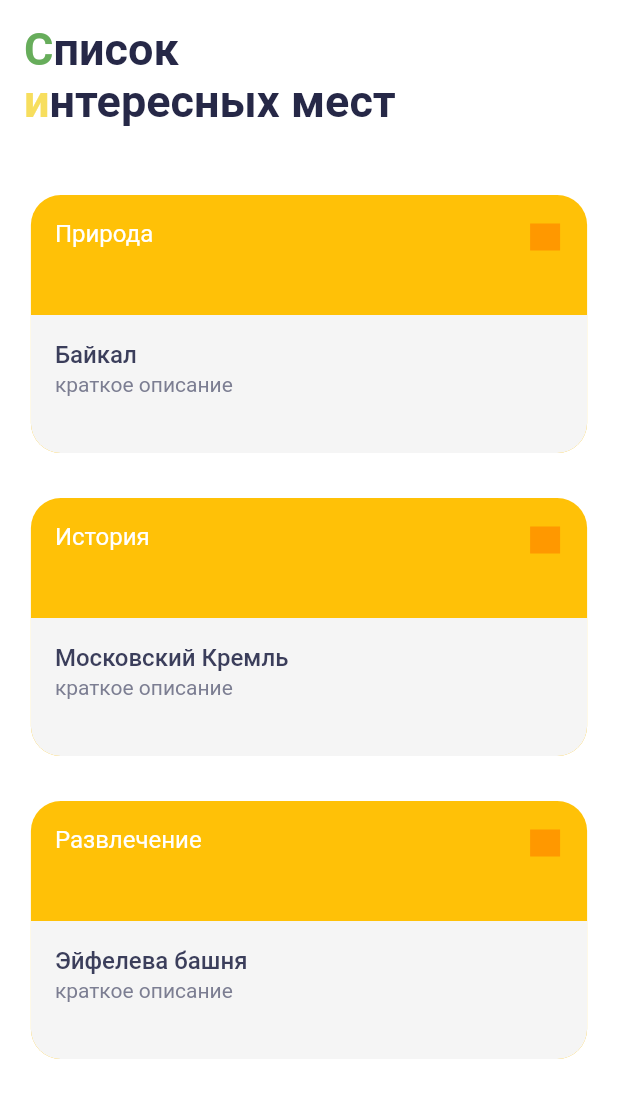
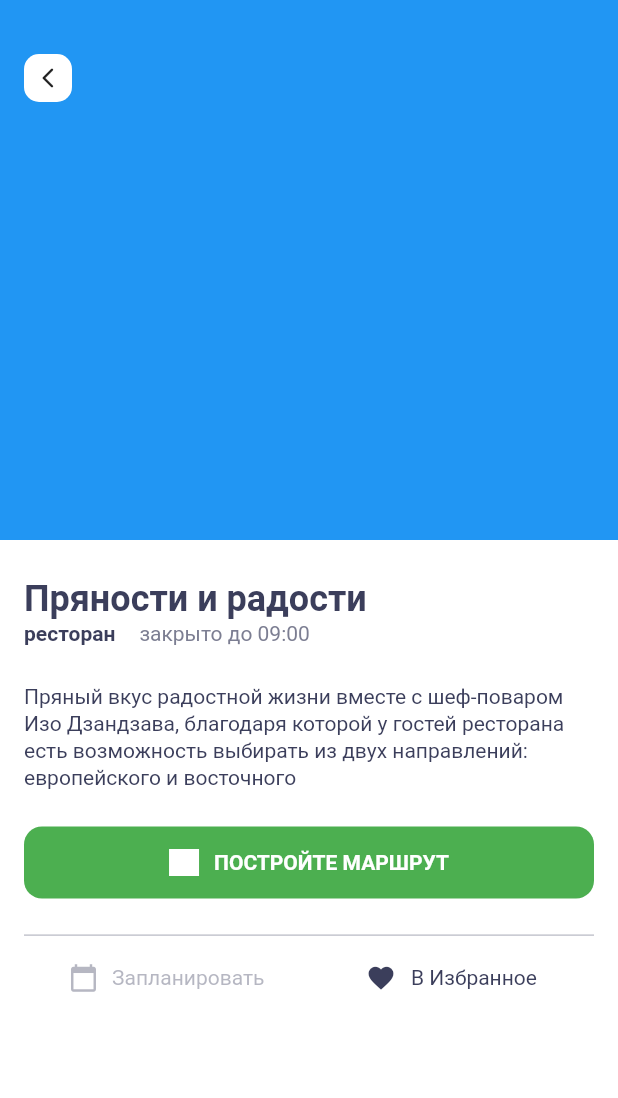
Before and after one commit to sclrew/surf-flutter-course-shturba, a Flutter app: the screen it shows after launch, on a phone screen of 412 x 824 dp. Shown: the top 1098 px of the screen. Run offline on Flutter 3.47's test engine with Material 2 defaults, Android fonts, the phone set to English and light mode, and no system bars.

```diff
--- a/places/lib/main.dart
+++ b/places/lib/main.dart
@@ -1,6 +1,7 @@
 import 'package:flutter/material.dart';
+import 'package:places/ui/screen/sight_details.dart';
 
-import 'ui/screen/sight_list_screen.dart';
+// import 'ui/screen/sight_list_screen.dart';
 
 void main() {
   runApp(const MyApp());
@@ -13,7 +14,8 @@ class MyApp extends StatelessWidget {
   Widget build(BuildContext context) {
     return MaterialApp(
       debugShowCheckedModeBanner: false,
-      home: SightListScreen(),
+      // home: SightListScreen(),
+      home: SightDetails(),
     );
   }
 }
--- /dev/null
+++ b/places/lib/ui/screen/sight_details.dart
@@ -0,0 +1,222 @@
+import 'package:flutter/material.dart';
+
+class SightDetails extends StatefulWidget {
+  const SightDetails({Key? key}) : super(key: key);
+
+  @override
+  _SightDetailsState createState() => _SightDetailsState();
+}
+
+class _SightDetailsState extends State<SightDetails> {
+  @override
+  Widget build(BuildContext context) {
+    return Scaffold(
+      backgroundColor: Color(0xffffffff),
+      body: Column(
+        crossAxisAlignment: CrossAxisAlignment.stretch,
+        children: [
+          Container(
+            padding: EdgeInsets.only(top: 36, left: 16),
+            height: 360,
+            color: Colors.blue,
+            child: Column(
+              crossAxisAlignment: CrossAxisAlignment.start,
+              children: [
+                Container(
+                  constraints: BoxConstraints(maxHeight: 32, maxWidth: 32),
+                  decoration: BoxDecoration(
+                    color: Colors.white,
+                    borderRadius: BorderRadius.all(
+                      Radius.circular(10),
+                    ),
+                  ),
+                  child: Center(
+                    child: IconButton(
+                      onPressed: () {},
+                      icon: const Icon(
+                        Icons.arrow_back_ios_new_rounded,
+                        size: 16,
+                      ),
+                    ),
+                  ),
+                ),
+              ],
+            ),
+          ),
+          Container(
+            margin: EdgeInsets.only(left: 16, top: 24, right: 16),
+            child: Column(
+              crossAxisAlignment: CrossAxisAlignment.start,
+              children: [
+                Text(
+                  'Пряности и радости',
+                  style: TextStyle(
+                    fontSize: 24,
+                    fontWeight: FontWeight.w700,
+                    color: Color(0xff3B3E5B),
+                    height: 1.2,
+                  ),
+                ),
+                Row(
+                  children: [
+                    Text(
+                      'ресторан',
+                      style: TextStyle(
+                        fontWeight: FontWeight.w700,
+                        fontSize: 14,
+                        color: Color(0xff3B3E5B),
+                        height: 1.3,
+                      ),
+                    ),
+                    SizedBox(
+                      width: 16,
+                    ),
+                    Text(
+                      'закрыто до 09:00',
+                      style: TextStyle(
+                        fontWeight: FontWeight.w400,
+                        fontSize: 14,
+                        color: Color(0xff7C7E92),
+                        height: 1.3,
+                      ),
+                    )
+                  ],
+                ),
+                SizedBox(
+                  height: 24,
+                ),
+                Text(
+                  'Пряный вкус радостной жизни вместе с шеф-поваром Изо Дзандзава, благодаря которой у гостей ресторана есть возможность выбирать из двух направлений: европейского и восточного',
+                  style: TextStyle(
+                    fontWeight: FontWeight.w400,
+                    fontSize: 14,
+                    color: Color(0xff3B3E5B),
+                    height: 1.3,
+                  ),
+                ),
+                SizedBox(
+                  height: 24,
+                ),
+                Container(
+                  height: 48,
+                  decoration: BoxDecoration(
+                    color: Color(0xff4CAF50),
+                    borderRadius: BorderRadius.all(
+                      Radius.circular(12),
+                    ),
+                  ),
+                  child: Center(
+                    child: GestureDetector(
+                      onTap: () {},
+                      child: Row(
+                        mainAxisAlignment: MainAxisAlignment.center,
+                        children: [
+                          Container(
+                            color: Colors.white,
+                            width: 20,
+                            height: 18,
+                          ),
+                          SizedBox(
+                            width: 10,
+                          ),
+                          Text(
+                            'Постройте маршрут'.toUpperCase(),
+                            style: TextStyle(
+                                fontSize: 14,
+                                fontWeight: FontWeight.w700,
+                                height: 1.3,
+                                color: Colors.white),
+                          )
+                        ],
+                      ),
+                    ),
+                  ),
+                ),
+                SizedBox(
+                  height: 24,
+                ),
+                Container(
+                  height: 0.8,
+                  color: Color(0xFF7C7E92).withOpacity(0.56),
+                ),
+                SizedBox(
+                  height: 8,
+                ),
+                Container(
+                  height: 40,
+                  child: Row(
+                    children: [
+                      Flexible(
+                        flex: 1,
+                        child: Container(
+                          child: Center(
+                            child: GestureDetector(
+                              onTap: () {},
+                              child: Row(
+                                mainAxisAlignment: MainAxisAlignment.center,
+                                children: [
+                                  Icon(
+                                    Icons.calendar_today,
+                                    color: Color(0xff7C7E92).withOpacity(0.56),
+                                    size: 20,
+                                  ),
+                                  SizedBox(
+                                    width: 9,
+                                  ),
+                                  Text(
+                                    'Запланировать',
+                                    style: TextStyle(
+                                        fontSize: 14,
+                                        height: 1.3,
+                                        color: Color(0xff7C7E92)
+                                            .withOpacity(0.56)),
+                                  )
+                                ],
+                              ),
+                            ),
+                          ),
+                        ),
+                      ),
+                      Flexible(
+                        flex: 1,
+                        child: Container(
+                          child: Center(
+                            child: GestureDetector(
+                              onTap: () {},
+                              child: Row(
+                                mainAxisAlignment: MainAxisAlignment.center,
+                                children: [
+                                  Icon(
+                                    Icons.favorite,
+                                    color: Color(0xff3B3E5B),
+                                    size: 20,
+                                  ),
+                                  SizedBox(
+                                    width: 10,
+                                  ),
+                                  Text(
+                                    'В Избранное',
+                                    style: TextStyle(
+                                      fontSize: 14,
+                                      fontWeight: FontWeight.w400,
+                                      height: 1.3,
+                                      color: Color(0xff3B3E5B),
+                                    ),
+                                  )
+                                ],
+                              ),
+                            ),
+                          ),
+                        ),
+                      ),
+                    ],
+                  ),
+                ),
+              ],
+            ),
+          ),
+        ],
+      ),
+    );
+  }
+}
```
Also changed, not shown: Simulator Screen Shot - iPhone 12 Pro - 2021-07-30 at 08.38.58.png (deleted).
